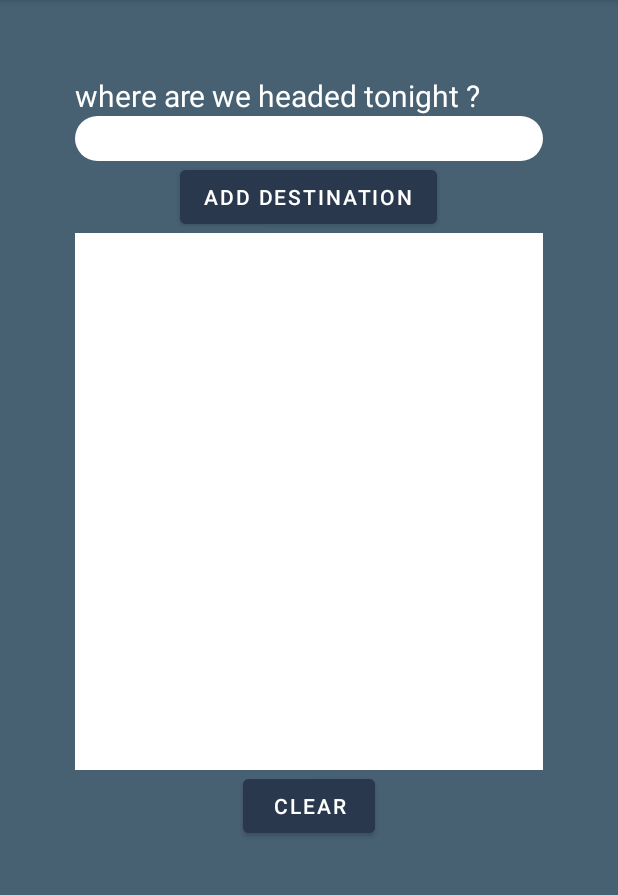
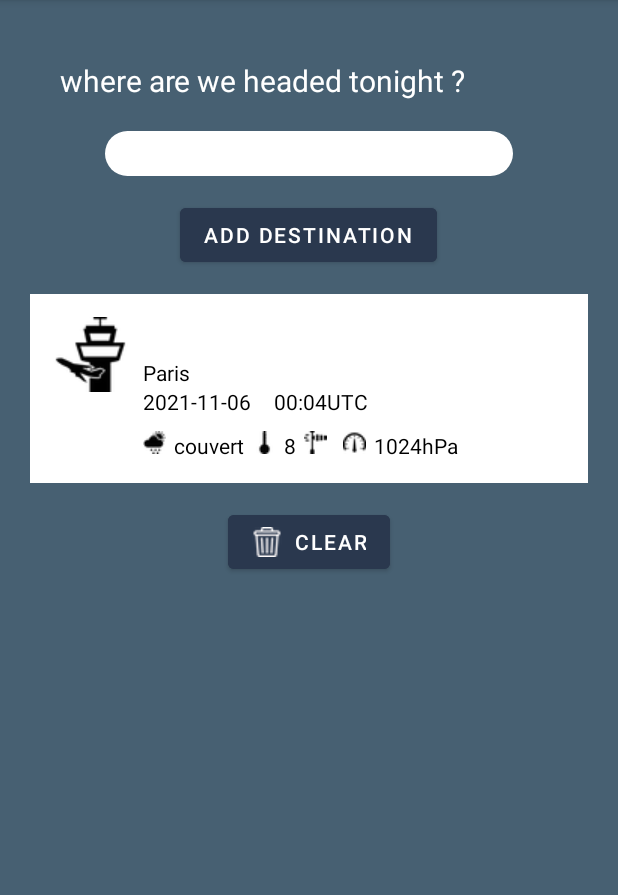
Before and after one commit to mehdi-nait/METAR-TAF-Android-App, an Android app: the screen it shows after launch (MainActivity2), after a tap on "FIND", on a phone screen of 412 x 824 dp, the part 84-979 px from its top. Run offline under Robolectric (Android 15) with nearby library versions, the phone set to English and light mode, and no system bars.

Commit message:
adding Airport List support and object passing to activity 3

```diff
--- /dev/null
+++ b/app/src/main/java/com/example/metar_taf/Aeroport.java
@@ -0,0 +1,89 @@
+package com.example.metar_taf;
+
+import java.io.Serializable;
+
+public class Aeroport implements Serializable {
+    private String OACI;
+    private String City;
+    private String date;
+    private String time;
+    private String temperature;
+    private String pression;
+    private String nuages;
+    private String vent;
+
+    public String getTemperature() {
+        return temperature;
+    }
+
+    public void setTemperature(String temperature) {
+        this.temperature = temperature;
+    }
+
+    public String getPression() {
+        return pression;
+    }
+
+    public void setPression(String pression) {
+        this.pression = pression;
+    }
+
+    public String getNuages() {
+        return nuages;
+    }
+
+    public void setNuages(String nuages) {
+        this.nuages = nuages;
+    }
+
+    public String getVent() {
+        return vent;
+    }
+
+    public void setVent(String vent) {
+        this.vent = vent;
+    }
+
+    public Aeroport(String OACI) {
+        this.OACI = OACI;
+        this.City = "Paris";
+        this.date = "2021-11-06";
+        this.time = "00:04UTC";
+        this.temperature = "8";
+        this.nuages = "couvert";
+        this.pression = "1024hPa";
+
+    }
+
+    public String getOACI() {
+        return OACI;
+    }
+
+    public void setOACI(String OACI) {
+        this.OACI = OACI;
+    }
+
+    public String getCity() {
+        return City;
+    }
+
+    public void setCity(String city) {
+        City = city;
+    }
+
+    public String getDate() {
+        return date;
+    }
+
+    public void setDate(String date) {
+        this.date = date;
+    }
+
+    public String getTime() {
+        return time;
+    }
+
+    public void setTime(String time) {
+        this.time = time;
+    }
+}
--- /dev/null
+++ b/app/src/main/java/com/example/metar_taf/AeroportListAdapter.java
@@ -0,0 +1,76 @@
+package com.example.metar_taf;
+
+import android.content.Context;
+import android.content.Intent;
+import android.view.LayoutInflater;
+import android.view.View;
+import android.view.ViewGroup;
+import android.widget.BaseAdapter;
+import android.widget.TextView;
+import android.widget.Toast;
+
+import com.example.metar_taf.Aeroport;
+
+import java.util.List;
+
+public class AeroportListAdapter extends BaseAdapter {
+    private Context context;
+    private List<Aeroport> list;
+    private LayoutInflater inflater;
+
+    public AeroportListAdapter(Context context, List<Aeroport> list) {
+        this.context = context;
+        this.list = list;
+        this.inflater = LayoutInflater.from(context);
+    }
+
+    @Override
+    public int getCount() {
+        return list.size();
+    }
+
+    @Override
+    public Object getItem(int i) {
+        return list.get(i);
+    }
+
+    @Override
+    public long getItemId(int i) {
+        return i;
+    }
+
+    @Override
+    public View getView(int i, View view, ViewGroup viewGroup) {
+        view = inflater.inflate(R.layout.adapter_item,null);
+        Aeroport aero = (Aeroport) getItem(i);
+
+        TextView OACI = (TextView) view.findViewById(R.id.Aero_OACI);
+        TextView city = (TextView) view.findViewById(R.id.Aero_City);
+        TextView date = (TextView) view.findViewById(R.id.Aero_date);
+        TextView time = (TextView) view.findViewById(R.id.Aero_hour);
+        TextView temperature = (TextView) view.findViewById(R.id.Aero_temperature);
+        TextView pression = (TextView) view.findViewById(R.id.Aero_pressure);
+        TextView nuages = (TextView) view.findViewById(R.id.Aero_clouds);
+        TextView vent = (TextView) view.findViewById(R.id.Aero_wind);
+
+        OACI.setText(aero.getOACI());
+        city.setText(aero.getCity());
+        date.setText(aero.getDate());
+        time.setText(aero.getTime());
+        temperature.setText(aero.getTemperature());
+        pression.setText(aero.getPression());
+        nuages.setText(aero.getNuages());
+        vent.setText(aero.getVent());
+
+        view.setOnClickListener(new View.OnClickListener() {
+            @Override
+            public void onClick(View view) {
+                Intent intent = new Intent(view.getContext(),MainActivity3.class);
+                intent.putExtra("aeroport",(Aeroport) getItem(i));
+                context.startActivity(intent);
+            }
+        });
+
+        return view;
+    }
+}
--- a/app/src/main/java/com/example/metar_taf/MainActivity2.java
+++ b/app/src/main/java/com/example/metar_taf/MainActivity2.java
@@ -42,6 +42,8 @@ import okhttp3.Response;
 import okhttp3.ResponseBody;
 
 import java.util.ArrayList;
+import java.util.List;
+import java.util.Locale;
 
 
 public class MainActivity2 extends AppCompatActivity {
@@ -72,11 +74,9 @@ public class MainActivity2 extends AppCompatActivity {
         actionBar.setCustomView(view);
 
         //List adapter
-        ArrayAdapter<String> adapter;
-        ArrayList searchList;
-        searchList = new ArrayList<String>();
-        adapter = new ArrayAdapter<String>(getApplicationContext(), android.R.layout.simple_spinner_item, searchList);
-
+        List<Aeroport> list_aero = new ArrayList<>();
+        ListView list_view = (ListView) findViewById(R.id.list_aero);
+        list_view.setAdapter(new AeroportListAdapter(getApplicationContext(),list_aero));
 
         //Home button
         home = findViewById(R.id.home_button);
@@ -108,16 +108,19 @@ public class MainActivity2 extends AppCompatActivity {
 
         //Getting code from intent
         String received_code = this.getIntent().getExtras().get("message").toString();
-        searchList.add(received_code);
-        list = (ListView) findViewById(R.id.list_codes);
+        list_aero.add(new Aeroport(received_code.toUpperCase()));
+        list_view.setAdapter(new AeroportListAdapter(this,list_aero));
+
+
+        list = (ListView) findViewById(R.id.list_aero);
         OACI2 = (EditText) findViewById(R.id.OACI2);
         clear = (Button) findViewById(R.id.clear);
 
         clear.setOnClickListener(new View.OnClickListener() {
             @Override
             public void onClick(View view) {
-                searchList.clear();
-                list.setAdapter(adapter);
+                list_aero.clear();
+                list_view.setAdapter(new AeroportListAdapter(getApplicationContext(),list_aero));
             }
         });
 
@@ -131,7 +134,7 @@ public class MainActivity2 extends AppCompatActivity {
 
                                               @Override
                                               public void onFailure(@NotNull Call call, @NotNull IOException e) {
-
+                                                  Toast.makeText(getApplicationContext(), "Error, OACI Invalid!", Toast.LENGTH_SHORT).show();
                                               }
 
                                               @Override
@@ -151,13 +154,15 @@ public class MainActivity2 extends AppCompatActivity {
 
                                               }
                                           });
-                                          searchList.add(query);
-                                          adapter.notifyDataSetChanged();
+                                          list_aero.add(new Aeroport(query.toUpperCase()));
+                                          list_view.deferNotifyDataSetChanged();
                                       }
                                   }
         );
 
 
 
+
+
     }
 }
--- a/app/src/main/java/com/example/metar_taf/MainActivity3.java
+++ b/app/src/main/java/com/example/metar_taf/MainActivity3.java
@@ -8,6 +8,7 @@ import android.os.Bundle;
 import android.view.LayoutInflater;
 import android.view.View;
 import android.widget.ImageView;
+import android.widget.Toast;
 
 import com.google.android.material.bottomnavigation.BottomNavigationView;
 
@@ -82,6 +83,10 @@ public class MainActivity3 extends AppCompatActivity {
         NavController navController = Navigation.findNavController(this, R.id.nav_host_fragment_activity_main3);
         NavigationUI.setupActionBarWithNavController(this, navController, appBarConfiguration);
         NavigationUI.setupWithNavController(binding.navView, navController);
+
+        Intent intent = getIntent();
+        Aeroport aeroport = (Aeroport) intent.getSerializableExtra("aeroport");
+        Toast.makeText(getApplicationContext(), aeroport.getOACI(), Toast.LENGTH_LONG).show();
     }
 
 }
--- a/app/src/main/res/layout/activity_main2.xml
+++ b/app/src/main/res/layout/activity_main2.xml
@@ -10,7 +10,7 @@
     <FrameLayout
         android:layout_width="match_parent"
         android:layout_height="match_parent"
-        android:layout_margin="50dp">
+        android:layout_margin="20dp">
 
         <LinearLayout
             android:layout_width="match_parent"
@@ -25,7 +25,8 @@
                 android:gravity="top"
                 android:text="@string/activity_2_text"
                 android:textColor="@color/text_color"
-                android:textSize="20dp">
+                android:textSize="20dp"
+                android:layout_margin="20dp">
 
             </TextView>
 
@@ -34,7 +35,10 @@
                 android:layout_width="match_parent"
                 android:layout_height="30dp"
                 android:background="@drawable/edittextstyle"
-                android:textColor="@color/bar_color"></EditText>
+                android:textColor="@color/bar_color"
+                android:layout_marginRight="50dp"
+                android:layout_marginLeft="50dp"
+                android:layout_marginBottom="15dp"></EditText>
 
             <Button
                 android:layout_width="wrap_content"
@@ -42,24 +46,24 @@
                 android:id="@+id/add_destination"
                 android:backgroundTint="@color/bar_color"
                 android:text="@string/Button_activity2"
+                android:layout_marginBottom="15dp"
                 android:textColor="@color/text_color"
                 android:layout_gravity="center"></Button>
 
             <ListView
-                android:id="@+id/list_codes"
+                android:id="@+id/list_aero"
                 android:layout_width="match_parent"
-                android:layout_height="358dp"
+                android:layout_height="wrap_content"
                 android:background="@color/white"
-
-                style="@style/ListFront"
-
-                android:layout_centerHorizontal="true" />
+                android:layout_centerHorizontal="true"
+                android:layout_marginBottom="15dp" />
 
             <Button
                 android:layout_width="wrap_content"
                 android:layout_height="wrap_content"
                 android:id="@+id/clear"
-                android:text="Clear"
+                android:drawableLeft="@drawable/trash"
+                android:text="clear"
                 android:layout_gravity="center"
                 android:backgroundTint="@color/bar_color"
                 android:textColor="@color/text_color">
--- /dev/null
+++ b/app/src/main/res/layout/adapter_item.xml
@@ -0,0 +1,129 @@
+<?xml version="1.0" encoding="utf-8"?>
+<LinearLayout xmlns:android="http://schemas.android.com/apk/res/android"
+    android:layout_width="match_parent"
+    android:layout_height="match_parent"
+    android:padding="15dp">
+
+    <ImageView
+        android:layout_width="wrap_content"
+        android:layout_height="wrap_content"
+        android:src="@drawable/aero">
+    </ImageView>
+    <LinearLayout
+        android:layout_width="match_parent"
+        android:layout_height="wrap_content"
+        android:paddingLeft="10dp"
+        android:orientation="vertical">
+
+        <TextView
+            android:layout_width="wrap_content"
+            android:layout_height="wrap_content"
+            android:id="@+id/Aero_OACI"
+            android:text="OACI code"
+            android:textColor="@color/black"
+            android:textAllCaps="true"
+            android:textSize="20dp"></TextView>
+
+        <TextView
+            android:layout_width="wrap_content"
+            android:layout_height="wrap_content"
+            android:id="@+id/Aero_City"
+            android:text="City"
+            android:textColor="@color/black">
+
+        </TextView>
+
+        <LinearLayout
+            android:layout_width="match_parent"
+            android:layout_height="wrap_content"
+            android:orientation="horizontal">
+            <TextView
+                android:layout_width="wrap_content"
+                android:layout_height="wrap_content"
+                android:id="@+id/Aero_date"
+                android:text="20-Jan-2021"
+                android:textColor="@color/black">
+
+            </TextView>
+
+            <TextView
+                android:layout_width="wrap_content"
+                android:layout_height="wrap_content"
+                android:id="@+id/Aero_hour"
+                android:layout_marginLeft="15dp"
+                android:text="04:00UTC"
+                android:textColor="@color/black">
+
+            </TextView>
+
+        </LinearLayout>
+        <LinearLayout
+            android:layout_width="wrap_content"
+            android:paddingTop="10dp"
+            android:layout_height="wrap_content"
+            android:orientation="horizontal">
+
+            <ImageView
+                android:layout_width="wrap_content"
+                android:layout_height="wrap_content"
+                android:layout_marginRight="5dp"
+                android:src="@drawable/rain">
+            </ImageView>
+
+            <TextView
+                android:layout_width="wrap_content"
+                android:layout_height="wrap_content"
+                android:id="@+id/Aero_clouds"
+                android:textColor="@color/black"
+                android:text="Light rain"
+                android:layout_marginRight="5dp"></TextView>
+
+            <ImageView
+                android:layout_width="wrap_content"
+                android:layout_height="wrap_content"
+                android:src="@drawable/temperature"
+                android:layout_marginRight="5dp">
+            </ImageView>
+
+            <TextView
+                android:layout_width="wrap_content"
+                android:layout_height="wrap_content"
+                android:textColor="@color/black"
+                android:id="@+id/Aero_temperature"
+                android:text="20°"
+                android:layout_marginRight="5dp"></TextView>
+
+            <ImageView
+                android:layout_width="wrap_content"
+                android:layout_height="wrap_content"
+                android:src="@drawable/vent"
+                android:layout_marginRight="5dp">
+            </ImageView>
+
+            <TextView
+                android:layout_width="wrap_content"
+                android:layout_height="wrap_content"
+                android:textColor="@color/black"
+                android:id="@+id/Aero_wind"
+                android:text="20kt"
+                android:layout_marginRight="5dp"></TextView>
+
+            <ImageView
+                android:layout_width="wrap_content"
+                android:layout_height="wrap_content"
+                android:src="@drawable/pression"
+                android:layout_marginRight="5dp">
+            </ImageView>
+            <TextView
+                android:layout_width="wrap_content"
+                android:layout_height="wrap_content"
+                android:textColor="@color/black"
+                android:id="@+id/Aero_pressure"
+                android:text="1024hPa"
+                android:layout_marginRight="5dp"></TextView>
+        </LinearLayout>
+
+    </LinearLayout>
+
+
+</LinearLayout>
```
Also changed, not shown: app/src/main/res/drawable-v24/aero.png (added), app/src/main/res/drawable-v24/pression.png (added), app/src/main/res/drawable-v24/rain.png (added), app/src/main/res/drawable-v24/temperature.png (added), app/src/main/res/drawable-v24/vent.png (added), app/src/main/res/drawable/trash.png (added).
